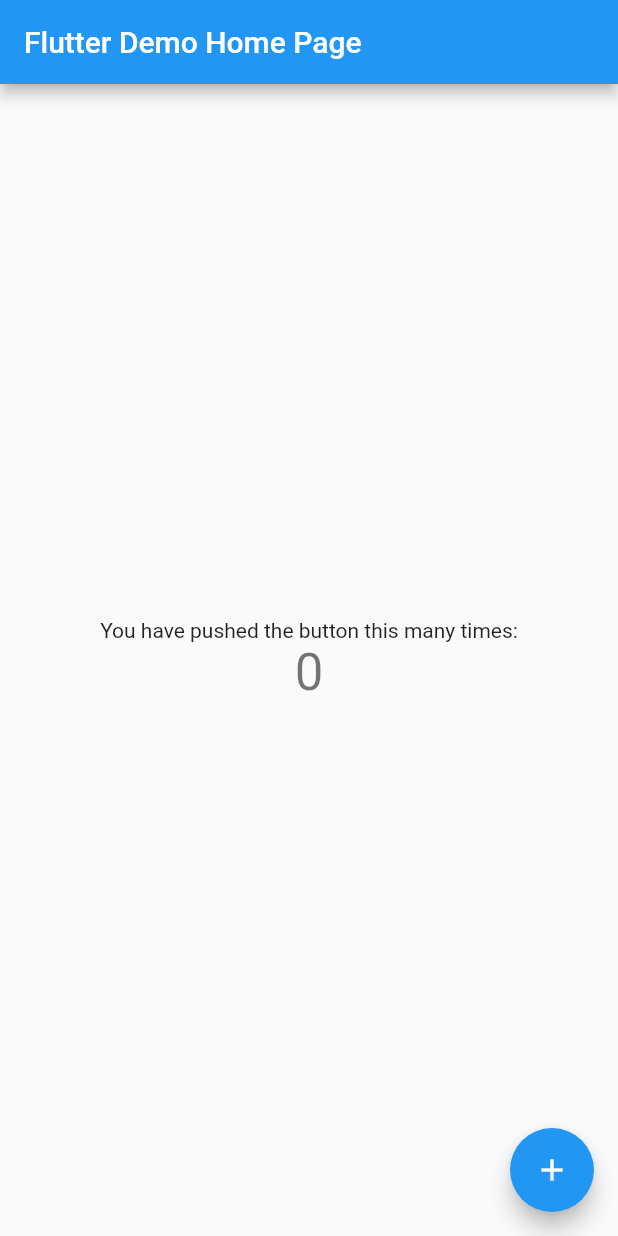
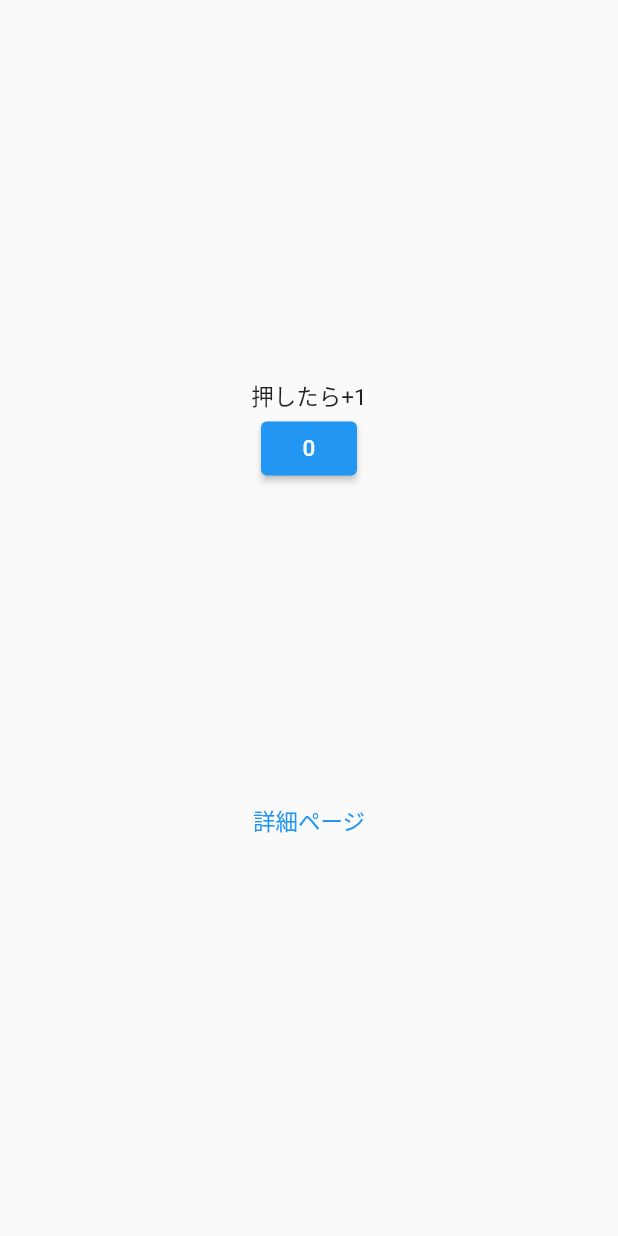
Before and after one commit to soichiro65/WordStructure, a Flutter app: the screen it shows after launch, on a phone screen of 412 x 824 dp. Run offline on Flutter 3.47's test engine with Material 2 defaults, Android fonts, the light colour scheme and no system bars; our stand-ins replace freezed_annotation, go_router, hooks_riverpod.

Commit message:
うごくものを作成

```diff
--- a/lib/main.dart
+++ b/lib/main.dart
@@ -1,29 +1,63 @@
 import 'package:flutter/material.dart';
+import 'package:flutter/services.dart';
+import 'package:flutter_localizations/flutter_localizations.dart';
+import 'package:hooks_riverpod/hooks_riverpod.dart';
+import 'package:word_structure/router.dart';
 
 void main() {
-  runApp(const MyApp());
+  final router = createRouter();
+  runApp(
+    App(
+      routeInformationParser: router.routeInformationParser,
+      routerDelegate: router.routerDelegate,
+    ),
+  );
+}
+
+class App extends StatelessWidget {
+  const App({
+    Key? key,
+    required this.routeInformationParser,
+    required this.routerDelegate,
+  }) : super(key: key);
+
+  final RouteInformationParser<Object> routeInformationParser;
+  final RouterDelegate<Object> routerDelegate;
+
+  @override
+  Widget build(BuildContext context) {
+    return ProviderScope(
+      child: MaterialApp.router(
+        localizationsDelegates: const [
+          GlobalWidgetsLocalizations.delegate,
+          GlobalCupertinoLocalizations.delegate,
+          GlobalMaterialLocalizations.delegate,
+        ],
+        supportedLocales: const [Locale('ja')],
+        locale: const Locale('ja'),
+        theme: ThemeData(
+          appBarTheme: const AppBarTheme(
+            systemOverlayStyle: SystemUiOverlayStyle.dark,
+          ),
+        ),
+        darkTheme: ThemeData.dark(),
+        themeMode: ThemeMode.light,
+        debugShowCheckedModeBanner: false,
+        routeInformationParser: routeInformationParser,
+        routerDelegate: routerDelegate,
+      ),
+    );
+  }
 }
 
 class MyApp extends StatelessWidget {
   const MyApp({super.key});
 
-  // This widget is the root of your application.
   @override
   Widget build(BuildContext context) {
     return MaterialApp(
       title: 'Flutter Demo',
-      theme: ThemeData(
-        // This is the theme of your application.
-        //
-        // Try running your application with "flutter run". You'll see the
-        // application has a blue toolbar. Then, without quitting the app, try
-        // changing the primarySwatch below to Colors.green and then invoke
-        // "hot reload" (press "r" in the console where you ran "flutter run",
-        // or simply save your changes to "hot reload" in a Flutter IDE).
-        // Notice that the counter didn't reset back to zero; the application
-        // is not restarted.
-        primarySwatch: Colors.blue,
-      ),
+      theme: ThemeData(primarySwatch: Colors.blue),
       home: const MyHomePage(title: 'Flutter Demo Home Page'),
     );
   }
@@ -31,15 +65,6 @@
 
 class MyHomePage extends StatefulWidget {
   const MyHomePage({super.key, required this.title});
-
-  // This widget is the home page of your application. It is stateful, meaning
-  // that it has a State object (defined below) that contains fields that affect
-  // how it looks.
-
-  // This class is the configuration for the state. It holds the values (in this
-  // case the title) provided by the parent (in this case the App widget) and
-  // used by the build method of the State. Fields in a Widget subclass are
-  // always marked "final".
 
   final String title;
 
@@ -52,47 +77,16 @@
 
   void _incrementCounter() {
     setState(() {
-      // This call to setState tells the Flutter framework that something has
-      // changed in this State, which causes it to rerun the build method below
-      // so that the display can reflect the updated values. If we changed
-      // _counter without calling setState(), then the build method would not be
-      // called again, and so nothing would appear to happen.
       _counter++;
     });
   }
 
   @override
   Widget build(BuildContext context) {
-    // This method is rerun every time setState is called, for instance as done
-    // by the _incrementCounter method above.
-    //
-    // The Flutter framework has been optimized to make rerunning build methods
-    // fast, so that you can just rebuild anything that needs updating rather
-    // than having to individually change instances of widgets.
     return Scaffold(
-      appBar: AppBar(
-        // Here we take the value from the MyHomePage object that was created by
-        // the App.build method, and use it to set our appbar title.
-        title: Text(widget.title),
-      ),
+      appBar: AppBar(title: Text(widget.title)),
       body: Center(
-        // Center is a layout widget. It takes a single child and positions it
-        // in the middle of the parent.
         child: Column(
-          // Column is also a layout widget. It takes a list of children and
-          // arranges them vertically. By default, it sizes itself to fit its
-          // children horizontally, and tries to be as tall as its parent.
-          //
-          // Invoke "debug painting" (press "p" in the console, choose the
-          // "Toggle Debug Paint" action from the Flutter Inspector in Android
-          // Studio, or the "Toggle Debug Paint" command in Visual Studio Code)
-          // to see the wireframe for each widget.
-          //
-          // Column has various properties to control how it sizes itself and
-          // how it positions its children. Here we use mainAxisAlignment to
-          // center the children vertically; the main axis here is the vertical
-          // axis because Columns are vertical (the cross axis would be
-          // horizontal).
           mainAxisAlignment: MainAxisAlignment.center,
           children: <Widget>[
             const Text(
@@ -109,7 +103,7 @@
         onPressed: _incrementCounter,
         tooltip: 'Increment',
         child: const Icon(Icons.add),
-      ), // This trailing comma makes auto-formatting nicer for build methods.
+      ),
     );
   }
 }
--- /dev/null
+++ b/lib/views/screen/home_screen.dart
@@ -0,0 +1,53 @@
+import 'package:flutter/material.dart';
+import 'package:go_router/go_router.dart';
+import 'package:hooks_riverpod/hooks_riverpod.dart';
+import 'package:word_structure/view_models/home/home_view_model.dart';
+
+class HomeScreen extends HookConsumerWidget {
+  const HomeScreen({Key? key}) : super(key: key);
+
+  @override
+  Widget build(BuildContext context, WidgetRef ref) {
+    final state = ref.watch(HomeViewModelProvider);
+    final viewModel = ref.watch(HomeViewModelProvider.notifier);
+
+    return state.when(
+      data: (data) {
+        return Scaffold(
+          body: SafeArea(
+            child: Center(
+              child: Column(
+                mainAxisAlignment: MainAxisAlignment.center,
+                children: [
+                  Text("押したら+1"),
+                  ElevatedButton(
+                    onPressed: viewModel.increment,
+                    child: Text(data.count.toString()),
+                  ),
+                  SizedBox(height: 200),
+                  TextButton(
+                    onPressed: () {
+                      print("aaaa");
+                      context.push("/details");
+                    },
+                    child: Text("詳細ページ"),
+                  ),
+                ],
+              ),
+            ),
+          ),
+        );
+      },
+      error: (e, msg) => Text(e.toString()),
+      loading: () {
+        return const Scaffold(
+          body: SafeArea(
+            child: Center(
+              child: CircularProgressIndicator(),
+            ),
+          ),
+        );
+      },
+    );
+  }
+}
```
Also changed, not shown: analysis_options.yaml (+37 -25 lines), lib/router.dart (added, +31 -0 lines), lib/view_models/home/home_state.dart (added, +10 -0 lines), lib/view_models/home/home_view_model.dart (added, +33 -0 lines), lib/views/screen/detail_screen.dart (added, +25 -0 lines), pubspec.yaml (+12 -22 lines), lib/view_models/home/home_state.freezed.dart (added), pubspec.lock, 1 other file.
